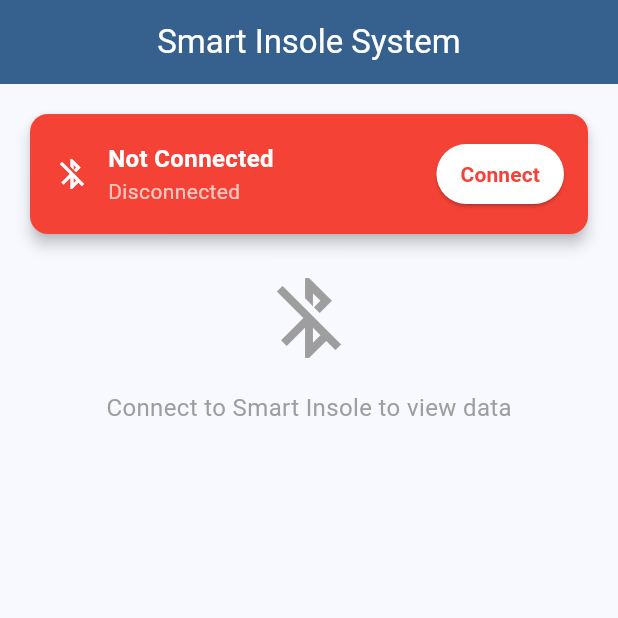
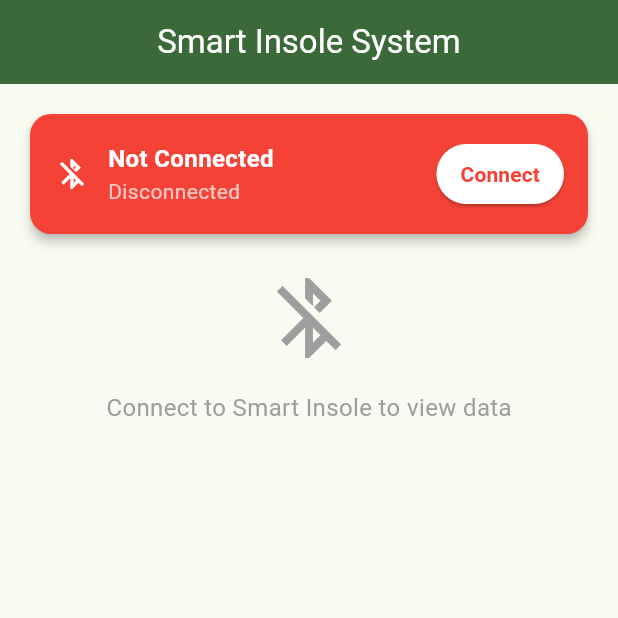
Before and after one commit to alwinsdon/smart_insole_app, a Flutter app: the screen it shows after launch, on a phone screen of 412 x 824 dp, the top half of it. Run offline on Flutter 3.47's test engine with Material 3 defaults, Android fonts, the phone set to English and light mode, and no system bars; our stand-ins replace fl_chart, flutter_bluetooth_serial, permission_handler.

Commit message:
UI polish: Material 3 theming (light/dark), brand color, professional device picker modal for Bluetooth connection

```diff
--- a/lib/main.dart
+++ b/lib/main.dart
@@ -16,22 +16,36 @@ class SmartInsoleApp extends StatelessWidget {
     return ChangeNotifierProvider(
       create: (context) => SmartInsoleBluetoothService(),
       child: MaterialApp(
-        title: 'Smart Insole System',
+        title: 'Smart Insole',
         theme: ThemeData(
-          primarySwatch: Colors.blue,
           useMaterial3: true,
-          colorScheme: ColorScheme.fromSeed(seedColor: Colors.blue),
+          colorScheme: ColorScheme.fromSeed(
+            seedColor: const Color(0xFF2E7D32), // brand green
+            brightness: Brightness.light,
+          ),
           appBarTheme: const AppBarTheme(
             elevation: 0,
             centerTitle: true,
           ),
           cardTheme: CardTheme(
-            elevation: 4,
+            elevation: 3,
             shape: RoundedRectangleBorder(
-              borderRadius: BorderRadius.circular(12),
+              borderRadius: BorderRadius.circular(14),
             ),
           ),
         ),
+        darkTheme: ThemeData(
+          useMaterial3: true,
+          colorScheme: ColorScheme.fromSeed(
+            seedColor: const Color(0xFF2E7D32),
+            brightness: Brightness.dark,
+          ),
+          appBarTheme: const AppBarTheme(
+            elevation: 0,
+            centerTitle: true,
+          ),
+        ),
+        themeMode: ThemeMode.system,
         home: const PermissionWrapper(),
         debugShowCheckedModeBanner: false,
       ),
```
Also changed, not shown: lib/widgets/connection_panel.dart (+70 -1 lines).
